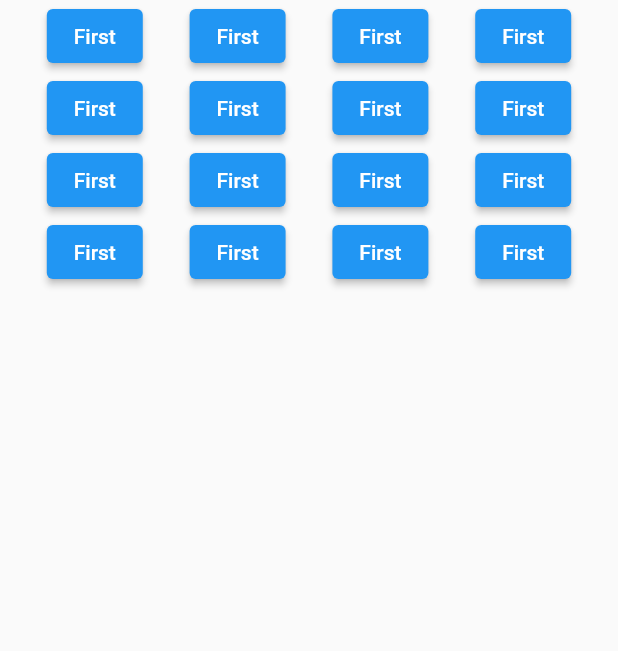
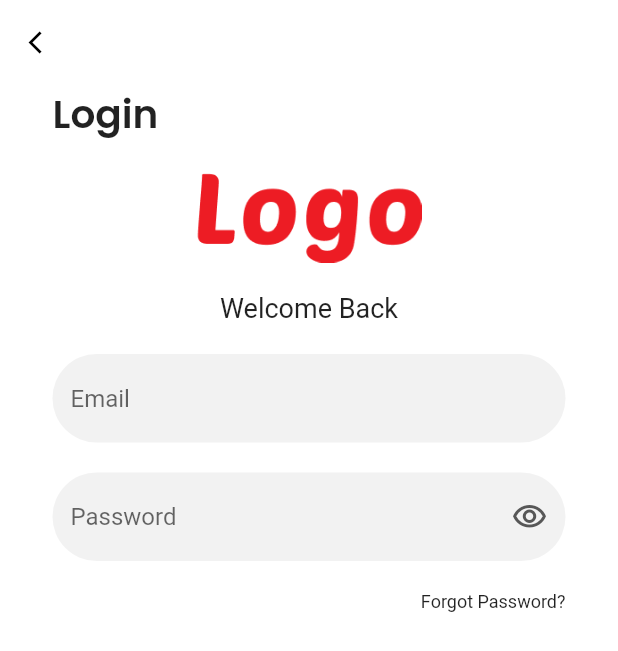
Before and after one commit to MPLectures/ui, a Flutter app: the screen it shows after launch, on a phone screen of 412 x 824 dp. Shown: the top 651 px of the screen. Run offline on Flutter 3.47's test engine with Material 2 defaults, Android fonts, the phone set to English and light mode, and no system bars; Roboto replaces fonts that are missing (PoppinsLight, PoppinsRegular).

Commit message:
lecture sixth : Ui Screen first half

```diff
--- a/lib/helpers/constants.dart
+++ b/lib/helpers/constants.dart
@@ -4,4 +4,8 @@ class MyColors{
   static const Color redColor = Color(0xffff0000);
   static const Color aqua = Color(0xff49f2fd);
   static const Color yellow = Color(0xfff4ffb3);
+  static const Color whiteColor = Color(0xffffffff);
+  static const Color blackColor = Color(0xff000000);
+  static const Color greyColor = Color(0xffF2F2F2);
+  static const Color darkGreyColor = Color(0xff575757);
 }
--- a/lib/main.dart
+++ b/lib/main.dart
@@ -3,6 +3,7 @@ import 'package:ui/views/screens/fifth_class.dart';
 import 'package:ui/views/screens/lecture_one.dart';
 import 'package:ui/views/screens/lecture_three.dart';
 import 'package:ui/views/screens/lecture_two.dart';
+import 'package:ui/views/screens/screen_login.dart';
 
 void main() {
   runApp(MyApp());
@@ -13,7 +14,7 @@ class MyApp extends StatelessWidget {
   Widget build(BuildContext context) {
     return MaterialApp(
       debugShowCheckedModeBanner: false,
-      home: FifthClass(),
+      home: ScreenLogin(),
     );
   }
 }
--- a/lib/views/screens/fifth_class.dart
+++ b/lib/views/screens/fifth_class.dart
@@ -1,97 +1,76 @@
 import 'package:flutter/material.dart';
 
-class FifthClass extends StatelessWidget {
-  const FifthClass({Key? key}) : super(key: key);
+class FifthClass extends StatefulWidget {
+  @override
+  State<FifthClass> createState() => _FifthClassState();
+}
 
+class _FifthClassState extends State<FifthClass> {
+  String noImage = 'assets/images/noImage.jpg';
+
+  String firstImage = 'assets/images/pexels-abdel-achkouk-16361788.jpg';
+
+  String secondImage = 'assets/images/pexels-bychlo-18056645.jpg';
+
+  String thirdImage = 'assets/images/pexels-seng-lam-ho-8844226.jpg';
+
+  String image= '';
   @override
   Widget build(BuildContext context) {
     return Scaffold(
+      backgroundColor: Colors.grey.shade900,
       body: SafeArea(
         child: Column(
+          mainAxisAlignment: MainAxisAlignment.spaceEvenly,
           children: [
-            Row(
-              mainAxisAlignment: MainAxisAlignment.spaceEvenly,
-              children: [
-                ElevatedButton(
-                  onPressed: () {},
-                  child: Text("First"),
+            Container(
+              height: 450,
+              width: 340,
+              decoration: BoxDecoration(
+                color: Colors.black,
+                borderRadius: BorderRadius.circular(15),
+                image: DecorationImage(
+                  fit: BoxFit.cover,
+                  image: AssetImage(image),
                 ),
-                ElevatedButton(
-                  onPressed: () {},
-                  child: Text("First"),
-                ),
-                ElevatedButton(
-                  onPressed: () {},
-                  child: Text("First"),
-                ),
-                ElevatedButton(
-                  onPressed: () {},
-                  child: Text("First"),
-                ),
-              ],
+              ),
             ),
             Row(
               mainAxisAlignment: MainAxisAlignment.spaceEvenly,
               children: [
                 ElevatedButton(
-                  onPressed: () {},
+                  onPressed: () {
+                    setState(() {
+                      image = firstImage;
+                    });
+                  },
                   child: Text("First"),
                 ),
                 ElevatedButton(
-                  onPressed: () {},
-                  child: Text("First"),
+                  onPressed: () {
+                    setState(() {
+                      image = secondImage;
+                    });
+                  },
+                  child: Text("Second"),
                 ),
                 ElevatedButton(
-                  onPressed: () {},
-                  child: Text("First"),
-                ),
-                ElevatedButton(
-                  onPressed: () {},
-                  child: Text("First"),
+                  onPressed: () {
+                    setState(() {
+                      image = thirdImage;
+                    });
+                  },
+                  child: Text("Third"),
                 ),
               ],
             ),
-            Row(
-              mainAxisAlignment: MainAxisAlignment.spaceEvenly,
-              children: [
-                ElevatedButton(
-                  onPressed: () {},
-                  child: Text("First"),
-                ),
-                ElevatedButton(
-                  onPressed: () {},
-                  child: Text("First"),
-                ),
-                ElevatedButton(
-                  onPressed: () {},
-                  child: Text("First"),
-                ),
-                ElevatedButton(
-                  onPressed: () {},
-                  child: Text("First"),
-                ),
-              ],
-            ),
-            Row(
-              mainAxisAlignment: MainAxisAlignment.spaceEvenly,
-              children: [
-                ElevatedButton(
-                  onPressed: () {},
-                  child: Text("First"),
-                ),
-                ElevatedButton(
-                  onPressed: () {},
-                  child: Text("First"),
-                ),
-                ElevatedButton(
-                  onPressed: () {},
-                  child: Text("First"),
-                ),
-                ElevatedButton(
-                  onPressed: () {},
-                  child: Text("First"),
-                ),
-              ],
+            ElevatedButton(
+              onPressed: () {
+                setState(() {
+                  image = noImage;
+                });
+              },
+              child: Text('Reset'),
             ),
           ],
         ),
--- /dev/null
+++ b/lib/views/screens/screen_login.dart
@@ -0,0 +1,117 @@
+import 'package:flutter/material.dart';
+import 'package:ui/helpers/constants.dart';
+
+class ScreenLogin extends StatelessWidget {
+  @override
+  Widget build(BuildContext context) {
+    return Scaffold(
+      backgroundColor: MyColors.whiteColor,
+      appBar: AppBar(
+        backgroundColor: MyColors.whiteColor,
+        elevation: 0,
+        leading: Icon(
+          Icons.arrow_back_ios,
+          color: MyColors.blackColor,
+          size: 18,
+        ),
+        // title: Text("My first App"),
+        // centerTitle: true,
+        // actions: [
+        //   Icon(
+        //     Icons.menu,
+        //     color: MyColors.blackColor,
+        //     size: 18,
+        //   ),
+        //   SizedBox(
+        //     width: 10,
+        //   ),
+        //   Icon(
+        //     Icons.camera,
+        //     color: MyColors.blackColor,
+        //     size: 18,
+        //   ),
+        //   SizedBox(width: 10,),
+        //   Icon(
+        //     Icons.message,
+        //     color: MyColors.blackColor,
+        //     size: 18,
+        //   ),
+        //   SizedBox(width: 10,)
+        // ],
+      ),
+      body: Padding(
+        padding: EdgeInsets.symmetric(horizontal: 35),
+        child: Column(
+          children: [
+            Align(
+              alignment: Alignment.centerLeft,
+              child: Text(
+                "Login",
+                style: TextStyle(
+                  fontFamily: 'PoppinsSemiBold',
+                  fontSize: 26,
+                ),
+              ),
+            ),
+            Image.asset(
+              'assets/images/Logoooo.png',
+              height: 100,
+              width: 150,
+            ),
+            Text(
+              "Welcome Back",
+              style: TextStyle(
+                fontFamily: 'PoppinsLight',
+                fontSize: 18,
+              ),
+            ),
+            SizedBox(height: 20,),
+            TextFormField(
+              decoration: InputDecoration(
+                  hintText: 'Email',
+                  // labelText: "Text",
+                  enabledBorder: OutlineInputBorder(
+                      borderSide: BorderSide.none,
+                      borderRadius: BorderRadius.circular(30)),
+                  focusedBorder: OutlineInputBorder(
+                      borderSide: BorderSide.none,
+                      borderRadius: BorderRadius.circular(30)),
+                  filled: true,
+                  fillColor: MyColors.greyColor),
+            ),
+            SizedBox(height: 20,),
+            TextFormField(
+              decoration: InputDecoration(
+                suffixIcon: Icon(
+                  Icons.visibility_outlined,
+                  color: MyColors.darkGreyColor,
+                ),
+                hintText: 'Password',
+                // labelText: "Text",
+                enabledBorder: OutlineInputBorder(
+                    borderSide: BorderSide.none,
+                    borderRadius: BorderRadius.circular(30)),
+                focusedBorder: OutlineInputBorder(
+                    borderSide: BorderSide.none,
+                    borderRadius: BorderRadius.circular(30)),
+                filled: true,
+                fillColor: MyColors.greyColor,
+              ),
+            ),
+            SizedBox(height: 20,),
+            Align(
+              alignment: Alignment.centerRight,
+              child: Text(
+                'Forgot Password?',
+                style: TextStyle(
+                  fontFamily: 'PoppinsRegular',
+                  fontSize: 12,
+                ),
+              ),
+            ),
+          ],
+        ),
+      ),
+    );
+  }
+}
```
Also changed, not shown: pubspec.yaml (+9 -0 lines), assets/fonts/Poppins-SemiBold.ttf (added), assets/images/Logoooo.png (added), assets/images/noImage.jpg (added).
